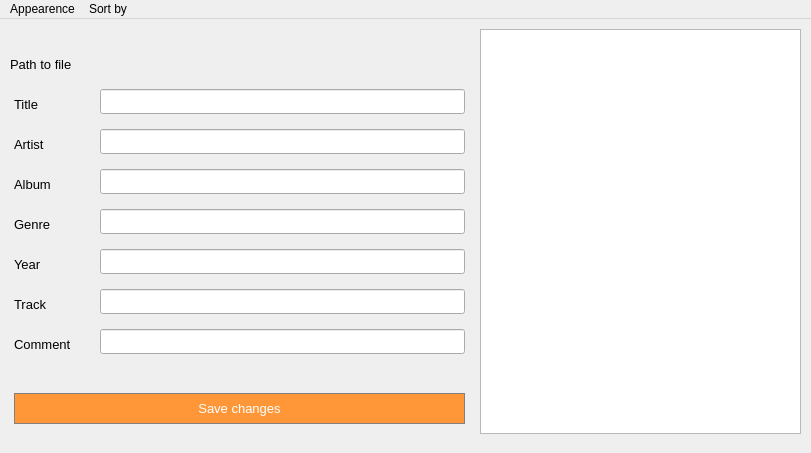
This is app/src/mainwindow.ui in ailchuk/utag as Qt 5 draws it before an edit. The edited form follows.
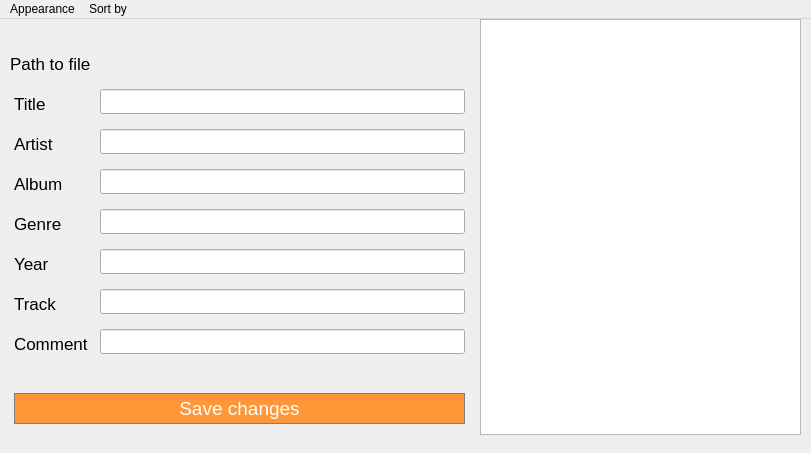
This is the edited form.

Commit message: added sorting by tag and asc desc sort

What changed in the file:
```diff
--- a/app/src/mainwindow.ui
+++ b/app/src/mainwindow.ui
@@ -31,7 +31,7 @@
     </property>
     <property name="font">
      <font>
-      <pointsize>10</pointsize>
+      <pointsize>14</pointsize>
       <weight>50</weight>
       <bold>false</bold>
      </font>
@@ -56,9 +56,9 @@
     <property name="geometry">
      <rect>
       <x>480</x>
-      <y>10</y>
+      <y>0</y>
       <width>321</width>
-      <height>405</height>
+      <height>416</height>
      </rect>
     </property>
    </widget>
@@ -73,7 +73,7 @@
     </property>
     <property name="font">
      <font>
-      <pointsize>10</pointsize>
+      <pointsize>13</pointsize>
      </font>
     </property>
     <property name="text">
@@ -91,7 +91,7 @@
     </property>
     <property name="font">
      <font>
-      <pointsize>10</pointsize>
+      <pointsize>13</pointsize>
      </font>
     </property>
     <property name="text">
@@ -109,7 +109,7 @@
     </property>
     <property name="font">
      <font>
-      <pointsize>10</pointsize>
+      <pointsize>13</pointsize>
      </font>
     </property>
     <property name="text">
@@ -127,7 +127,7 @@
     </property>
     <property name="font">
      <font>
-      <pointsize>10</pointsize>
+      <pointsize>13</pointsize>
      </font>
     </property>
     <property name="text">
@@ -145,7 +145,7 @@
     </property>
     <property name="font">
      <font>
-      <pointsize>10</pointsize>
+      <pointsize>13</pointsize>
      </font>
     </property>
     <property name="text">
@@ -163,7 +163,7 @@
     </property>
     <property name="font">
      <font>
-      <pointsize>10</pointsize>
+      <pointsize>13</pointsize>
      </font>
     </property>
     <property name="text">
@@ -181,7 +181,7 @@
     </property>
     <property name="font">
      <font>
-      <pointsize>10</pointsize>
+      <pointsize>13</pointsize>
      </font>
     </property>
     <property name="text">
@@ -199,7 +199,7 @@
     </property>
     <property name="font">
      <font>
-      <pointsize>10</pointsize>
+      <pointsize>13</pointsize>
      </font>
     </property>
     <property name="text">
@@ -279,9 +279,9 @@
    <widget class="QLabel" name="m_full_path_to_file_l">
     <property name="geometry">
      <rect>
-      <x>90</x>
+      <x>100</x>
       <y>30</y>
-      <width>381</width>
+      <width>371</width>
       <height>30</height>
      </rect>
     </property>
@@ -305,14 +305,14 @@
      <height>25</height>
     </rect>
    </property>
-   <widget class="QMenu" name="menuFile">
+   <widget class="QMenu" name="Appearance">
     <property name="title">
-     <string>Appearence</string>
+     <string>Appearance</string>
     </property>
     <addaction name="m_light_theme"/>
     <addaction name="m_dark_theme"/>
    </widget>
-   <widget class="QMenu" name="menuFile_sorting">
+   <widget class="QMenu" name="Sort_By">
     <property name="title">
      <string>Sort by</string>
     </property>
@@ -325,8 +325,8 @@
     <addaction name="m_by_asc"/>
     <addaction name="m_by_desc"/>
    </widget>
-   <addaction name="menuFile"/>
-   <addaction name="menuFile_sorting"/>
+   <addaction name="Appearance"/>
+   <addaction name="Sort_By"/>
   </widget>
   <action name="m_light_theme">
    <property name="checkable">
```
Left out of the diff: 26 changed lines with no effect on the pictures. The commit also changes 14 other files.
